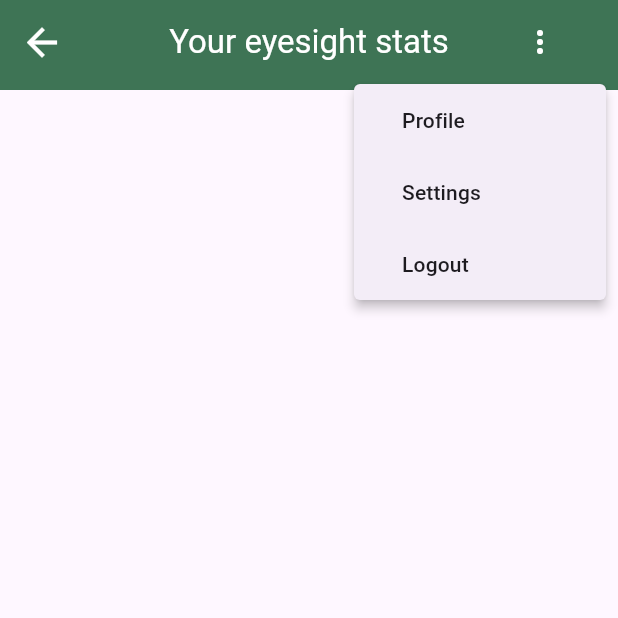
After one commit to Jarwesbub/healthcare_superplatform, a Flutter app: the EyesightPage screen opened directly, after a tap on the "more vert" icon, on a phone screen of 412 x 824 dp, the top half of it. The commit adds this screen. Run offline on Flutter 3.47's test engine with Material 3 defaults, Android fonts, the phone set to English and light mode, and no system bars; our stand-ins replace flutter_svg, font_awesome_flutter, shared_preferences; accounts and stored records are empty.

Commit message:
Added eyesight page to body presentation

```diff
--- a/lib/models/human_body_button_model.dart
+++ b/lib/models/human_body_button_model.dart
@@ -8,9 +8,11 @@ class HumanBodyButtonModel {
     required this.info,
     required this.offset,
     required this.icon,
+    required this.page,
   });
   final String name;
   final String info;
   final Offset offset; // Button position based on the widget's size.
   final IconData? icon;
+  final Widget? page;
 }
--- /dev/null
+++ b/lib/pages/eyesight_page.dart
@@ -0,0 +1,11 @@
+import 'package:flutter/material.dart';
+import 'package:healthcare_superplatform/widgets/custom_appbar.dart';
+
+class EyesightPage extends StatelessWidget {
+  const EyesightPage({super.key});
+
+  @override
+  Widget build(BuildContext context) {
+    return const Scaffold(appBar: CustomAppBar(title: 'Your eyesight stats'));
+  }
+}
```
Also changed, not shown: lib/pages/body_presentation.dart (+16 -4 lines).
